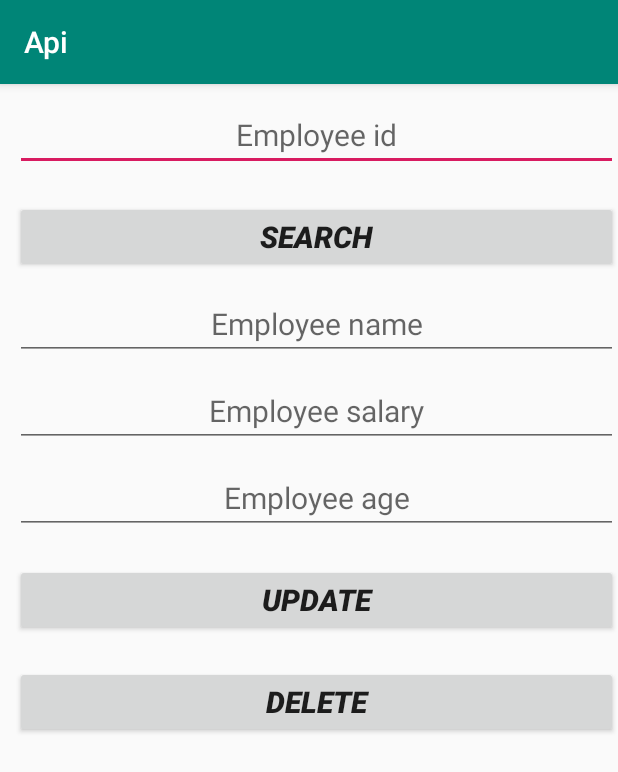
After one commit to anupant01/RetrofitApi, an Android app: the UpdateDeleteEmployeeActivity screen opened directly, with no data from a screen before it, on a phone screen of 412 x 824 dp. The commit adds this screen. Shown: the top 772 px of the screen. Run offline under Robolectric (Android 15) with nearby library versions, the phone set to English and light mode, and no system bars.

Commit message:
update and delete added

```diff
--- a/app/src/main/AndroidManifest.xml
+++ b/app/src/main/AndroidManifest.xml
@@ -11,7 +11,8 @@
         android:roundIcon="@mipmap/ic_launcher_round"
         android:supportsRtl="true"
         android:theme="@style/AppTheme">
-        <activity android:name=".RegistrationActivity"></activity>
+        <activity android:name=".UpdateDeleteEmployeeActivity"></activity>
+        <activity android:name=".RegistrationActivity" />
         <activity android:name=".SearchEmployeeActivity" />
         <activity android:name=".DashboardActivity">
             <intent-filter>
--- a/app/src/main/java/ClientApi/EmployeeAPI.java
+++ b/app/src/main/java/ClientApi/EmployeeAPI.java
@@ -6,8 +6,10 @@ import model.Employee;
 import model.EmployeeCUD;
 import retrofit2.Call;
 import retrofit2.http.Body;
+import retrofit2.http.DELETE;
 import retrofit2.http.GET;
 import retrofit2.http.POST;
+import retrofit2.http.PUT;
 import retrofit2.http.Path;
 
 public interface EmployeeAPI {
@@ -23,4 +25,12 @@ public interface EmployeeAPI {
     //to create or register
     @POST("create")
     Call<Void> registerEmployee (@Body EmployeeCUD emp);
+
+    //update employee on the basis of id
+    @PUT("update/{empID}")
+    Call<Void> updateEmployee(@Path("empID") int empId, @Body EmployeeCUD emp);
+
+    //delete employee on the basis of id
+    @DELETE("delete/{empID}")
+    Call<Void> deleteEmployee(@Path("empID") int empId);
 }
--- /dev/null
+++ b/app/src/main/java/com/e/api/UpdateDeleteEmployeeActivity.java
@@ -0,0 +1,195 @@
+package com.e.api;
+
+import android.content.DialogInterface;
+import android.support.v7.app.AlertDialog;
+import android.support.v7.app.AppCompatActivity;
+import android.os.Bundle;
+import android.view.View;
+import android.widget.Button;
+import android.widget.EditText;
+import android.widget.Toast;
+
+import ClientApi.EmployeeAPI;
+import model.Employee;
+import model.EmployeeCUD;
+import retrofit2.Call;
+import retrofit2.Callback;
+import retrofit2.Response;
+import retrofit2.Retrofit;
+import retrofit2.converter.gson.GsonConverterFactory;
+
+public class UpdateDeleteEmployeeActivity extends AppCompatActivity {
+
+    private final static String BASEURL ="http://dummy.restapiexample.com/api/v1/";
+    private EditText etName, etAge, etSalary, etId;
+    private Button btnSearch, btnDelete, btnUpdate;
+    Retrofit retrofit;
+    EmployeeAPI employeeAPI;
+    AlertDialog.Builder alert;
+
+    @Override
+    protected void onCreate(Bundle savedInstanceState) {
+        super.onCreate(savedInstanceState);
+        setContentView(R.layout.activity_update_delete_employee);
+
+        etId = findViewById(R.id.etId);
+        etName = findViewById(R.id.etName);
+        etSalary = findViewById(R.id.etSalary);
+        etAge = findViewById(R.id.etAge);
+        btnSearch = findViewById(R.id.btnSearch);
+        btnDelete = findViewById(R.id.btnDelete);
+        btnUpdate = findViewById(R.id.btnUpdate);
+        alert = new AlertDialog.Builder(this);
+
+
+
+        btnSearch.setOnClickListener(new View.OnClickListener() {
+            @Override
+            public void onClick(View v) {
+                loadData();
+
+            }
+        });
+
+
+        btnUpdate.setOnClickListener(new View.OnClickListener() {
+            @Override
+            public void onClick(View v) {
+                updateEmployee();
+                clear();
+            }
+        });
+
+
+        btnDelete.setOnClickListener(new View.OnClickListener() {
+            @Override
+            public void onClick(View v) {
+                deleteEmployee();
+
+                alert.setMessage("Do you want to delete?")
+                        .setCancelable(false)
+                        .setPositiveButton("Yes", new DialogInterface.OnClickListener() {
+                            @Override
+                            public void onClick(DialogInterface dialog, int which) {
+                                deleteEmployee();
+                            }
+                        })
+                        .setNegativeButton("No", new DialogInterface.OnClickListener() {
+                            @Override
+                            public void onClick(DialogInterface dialog, int which) {
+                                dialog.cancel();
+                            }
+                        });
+                AlertDialog alertDialog =  alert.create();
+                alertDialog.setTitle("Delete Employee");
+                alertDialog.show();
+
+                clear();
+
+
+
+                    }
+                });
+            }
+
+
+
+
+    private void CreateInstance(){
+
+        retrofit = new Retrofit.Builder().baseUrl(BASEURL)
+                .addConverterFactory(GsonConverterFactory.create()).build();
+
+
+        employeeAPI = retrofit.create(EmployeeAPI.class);
+    }
+
+    private void loadData(){
+
+    CreateInstance();
+        Call<Employee> listCall = employeeAPI.getEmployeeByID(Integer.parseInt(etId.getText().toString()));
+
+        listCall.enqueue(new Callback<Employee>() {
+            @Override
+            public void onResponse(Call<Employee> call, Response<Employee> response) {
+                etName.setText(response.body().getEmployee_name());
+                etSalary.setText(Float.toString(response.body().getEmployee_salary()));
+                etAge.setText(Integer.toString(response.body().getEmployee_age()));
+            }
+
+            @Override
+            public void onFailure(Call<Employee> call, Throwable t) {
+
+                Toast.makeText(UpdateDeleteEmployeeActivity.this,"Error " +
+                        t.getMessage(),Toast.LENGTH_LONG).show();
+
+            }
+        });
+
+
+    }
+
+    private void updateEmployee(){
+
+        CreateInstance();
+        EmployeeAPI employeeAPI = retrofit.create(EmployeeAPI.class);
+        EmployeeCUD employee = new EmployeeCUD(
+                etName.getText().toString(),
+                Float.parseFloat(etSalary.getText().toString()),
+                Integer.parseInt(etAge.getText().toString())
+        );
+
+        Call<Void> voidCall = employeeAPI.updateEmployee(Integer.parseInt(etId.getText().toString()), employee);
+
+        voidCall.enqueue(new Callback<Void>() {
+            @Override
+            public void onResponse(Call<Void> call, Response<Void> response) {
+                Toast.makeText(UpdateDeleteEmployeeActivity.this, "Successfully updated",Toast.LENGTH_SHORT).show();
+            }
+
+            @Override
+            public void onFailure(Call<Void> call, Throwable t) {
+                Toast.makeText(UpdateDeleteEmployeeActivity.this, "Error"+t.getLocalizedMessage(),Toast.LENGTH_SHORT).show();
+
+            }
+
+    });
+    }
+
+
+
+    private void deleteEmployee(){
+
+
+        CreateInstance();
+        EmployeeAPI employeeAPI = retrofit.create(EmployeeAPI.class);
+        Call<Void> voidCall = employeeAPI.deleteEmployee(Integer.parseInt(etId.getText().toString()));
+
+        voidCall.enqueue(new Callback<Void>() {
+            @Override
+            public void onResponse(Call<Void> call, Response<Void> response) {
+                Toast.makeText(UpdateDeleteEmployeeActivity.this, "Successfully Deleted",Toast.LENGTH_SHORT).show();
+            }
+
+            @Override
+            public void onFailure(Call<Void> call, Throwable t) {
+                Toast.makeText(UpdateDeleteEmployeeActivity.this,"Error "+ t.getLocalizedMessage(),Toast.LENGTH_SHORT).show();
+            }
+        });
+
+
+    }
+
+
+    private void clear(){
+
+        etId.setText("");
+        etName.setText("");
+        etSalary.setText("");
+        etAge.setText("");
+
+    }
+
+
+
+}
--- /dev/null
+++ b/app/src/main/res/layout/activity_update_delete_employee.xml
@@ -0,0 +1,71 @@
+<?xml version="1.0" encoding="utf-8"?>
+<LinearLayout xmlns:android="http://schemas.android.com/apk/res/android"
+    xmlns:app="http://schemas.android.com/apk/res-auto"
+    xmlns:tools="http://schemas.android.com/tools"
+    android:layout_width="match_parent"
+    android:layout_height="match_parent"
+    android:orientation="vertical"
+    tools:context=".UpdateDeleteEmployeeActivity">
+
+    <EditText
+        android:id="@+id/etId"
+        android:layout_width="match_parent"
+        android:layout_height="wrap_content"
+        android:hint="Employee id"
+        android:textAlignment="center"
+        android:layout_marginStart="10dp"
+        android:layout_marginTop="10dp"
+        android:textSize="20sp"
+        />
+
+    <Button
+        android:id="@+id/btnSearch"
+        android:text="Search"
+        style="@style/buttonStyle"
+        />
+
+    <EditText
+        android:id="@+id/etName"
+        android:layout_width="match_parent"
+        android:layout_height="wrap_content"
+        android:textAlignment="center"
+        android:layout_marginStart="10dp"
+        android:layout_marginTop="10dp"
+        android:textSize="20sp"
+        android:hint="Employee name"/>
+
+
+    <EditText
+        android:id="@+id/etSalary"
+        android:layout_width="match_parent"
+        android:layout_height="wrap_content"
+        android:textAlignment="center"
+        android:layout_marginStart="10dp"
+        android:layout_marginTop="10dp"
+        android:textSize="20sp"
+        android:hint="Employee salary"/>
+
+    <EditText
+        android:id="@+id/etAge"
+        android:layout_width="match_parent"
+        android:layout_height="wrap_content"
+        android:textAlignment="center"
+        android:layout_marginStart="10dp"
+        android:layout_marginTop="10dp"
+        android:textSize="20sp"
+        android:hint="Employee age"/>
+
+    <Button
+        android:id="@+id/btnUpdate"
+        android:text="Update"
+        style="@style/buttonStyle"
+        />
+
+    <Button
+        android:id="@+id/btnDelete"
+        android:text="Delete"
+        style="@style/buttonStyle"
+        />
+
+
+</LinearLayout>
--- a/app/src/main/res/values/styles.xml
+++ b/app/src/main/res/values/styles.xml
@@ -15,7 +15,7 @@
         <item name="android:textStyle">bold|italic</item>
         <item name="android:textSize">20sp</item>
         <item name="android:textAlignment">center</item>
-        <item name="android:layout_marginTop">10dp</item>
+        <item name="android:layout_marginTop">20dp</item>
         <item name="android:layout_marginStart">10dp</item>
 
 
```
Also changed, not shown: app/src/main/java/com/e/api/DashboardActivity.java (+19 -1 lines), app/src/main/java/com/e/api/RegistrationActivity.java (+8 -0 lines), app/src/main/res/layout/activity_dashboard.xml (+3 -7 lines).
